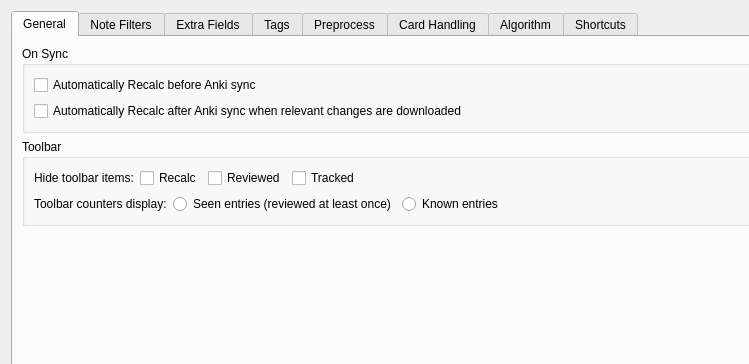
Before: the Qt Designer form prioritysieve/ui/settings_dialog.ui in travv0/prioritysieve, drawn with Qt 5; both pictures show x 0 to 749 and y 0 to 364 of the 947 by 587 pixel window.
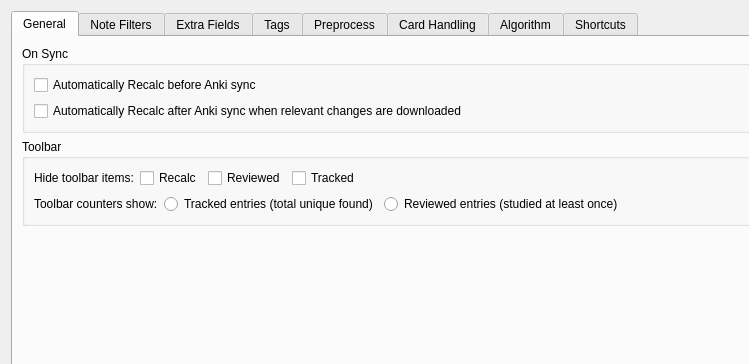
After: the same form once the commit is applied.

Commit message: Clarify toolbar counter labels and docs

The edit to the form file:
```diff
--- a/prioritysieve/ui/settings_dialog.ui
+++ b/prioritysieve/ui/settings_dialog.ui
@@ -129,20 +129,20 @@
                  </font>
                 </property>
                 <property name="text">
-                 <string>Toolbar counters display:</string>
+                 <string>Toolbar counters show:</string>
                 </property>
                </widget>
               </item>
               <item>
                <widget class="QRadioButton" name="toolbarStatsUseSeenRadioButton">
                 <property name="text">
-                 <string>Seen entries (reviewed at least once)</string></property>
+                 <string>Tracked entries (total unique found)</string></property>
                </widget>
               </item>
               <item>
                <widget class="QRadioButton" name="toolbarStatsUseKnownRadioButton">
                 <property name="text">
-                 <string>Known entries</string></property>
+                 <string>Reviewed entries (studied at least once)</string></property>
                </widget>
               </item>
               <item>
```
The commit also changes 3 other files.
